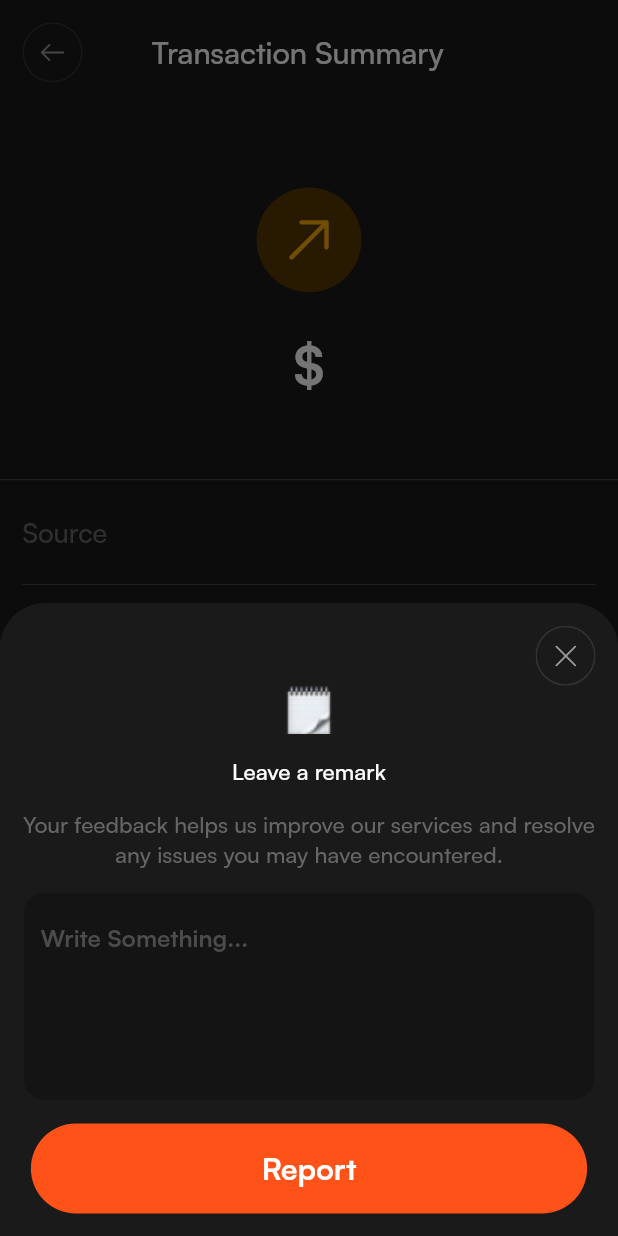
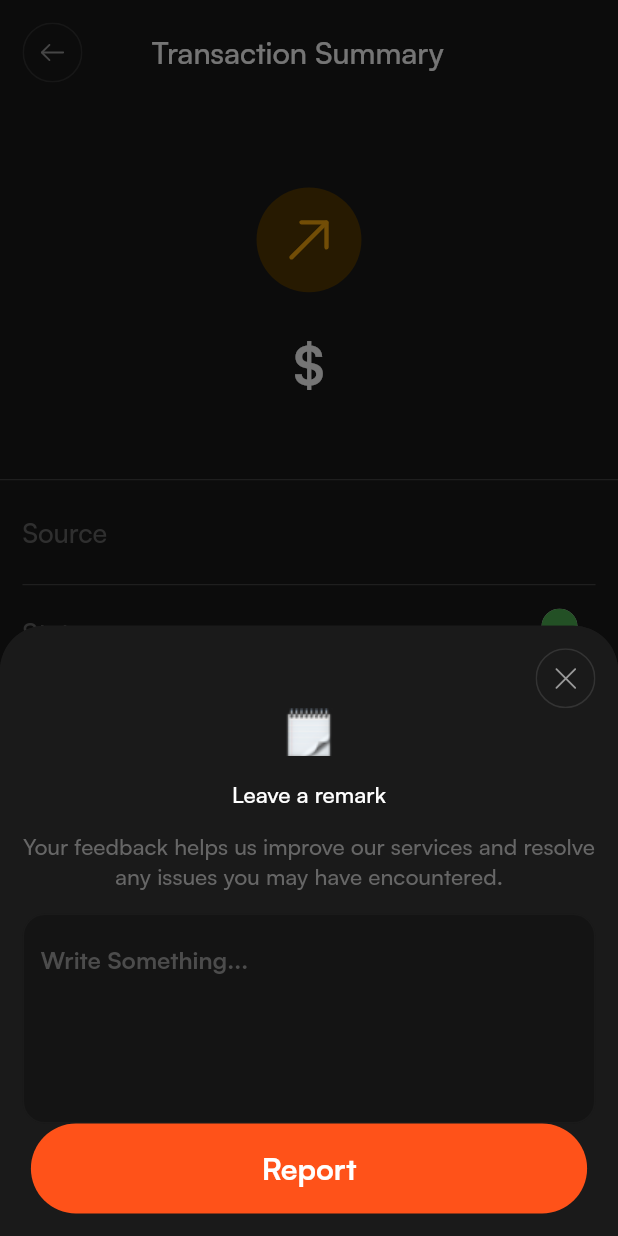
Before and after one commit to KristofferCodes/flutter_technical_assessment, a Flutter app: the TransactionSummary screen opened directly with empty values, after a tap on "Report this transaction", on a phone screen of 412 x 824 dp. Run offline on Flutter 3.47's test engine with Material 2 defaults, Android fonts, the phone set to English and light mode, and no system bars; our stand-ins replace dio, flutter_riverpod, flutter_screenutil, flutter_svg, fpdart, google_fonts and 1 more; accounts and stored records are empty.

Commit message:
minor change

```diff
--- a/lib/features/transactions/transaction_summary.dart
+++ b/lib/features/transactions/transaction_summary.dart
@@ -382,9 +382,6 @@ void _showBottomSheet(BuildContext context) {
                         )),
                   ),
                 ),
-                SizedBox(
-                  height: 15.h,
-                ),
                 PrimaryButton(
                   text: 'Report',
                   onTap: () {
```
